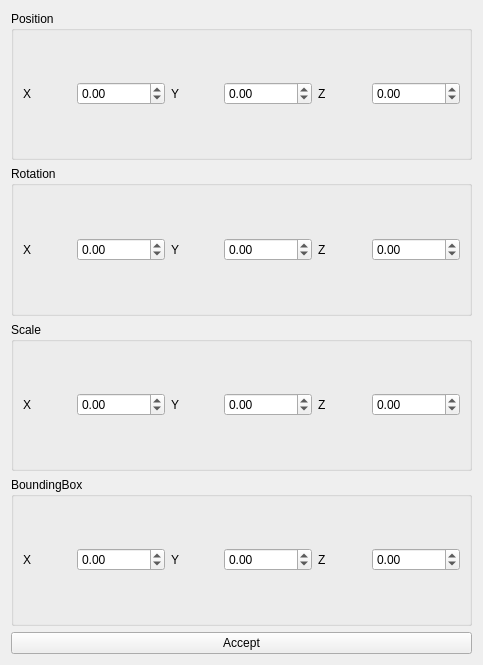
mcoder2014/LydiaLabExpPlugins, file LydiaLabExpPlugins/modeTransformation/TransformationWidget.ui: the form before one commit.
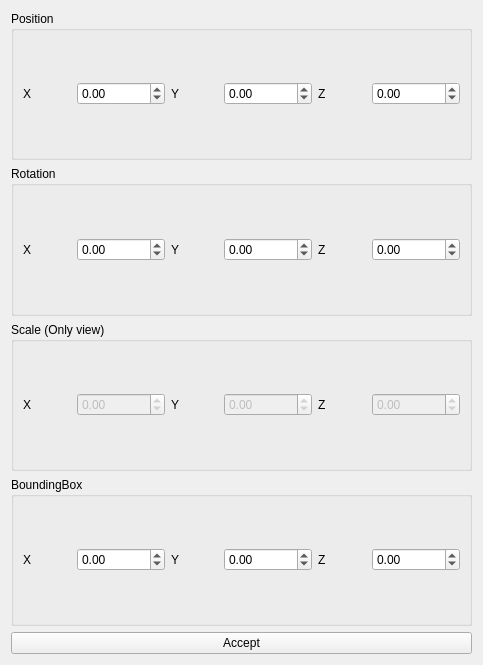
The form after the commit.

```diff
--- a/LydiaLabExpPlugins/modeTransformation/TransformationWidget.ui
+++ b/LydiaLabExpPlugins/modeTransformation/TransformationWidget.ui
@@ -158,7 +158,7 @@
    <item>
     <widget class="QGroupBox" name="groupBox1">
      <property name="title">
-      <string>Scale</string>
+      <string>Scale (Only view)</string>
      </property>
      <layout class="QHBoxLayout" name="horizontalLayout_2">
       <item>
@@ -170,6 +170,9 @@
       </item>
       <item>
        <widget class="QDoubleSpinBox" name="doubleSpinBoxScaleX">
+        <property name="enabled">
+         <bool>false</bool>
+        </property>
         <property name="minimum">
          <double>-1000000.000000000000000</double>
         </property>
@@ -190,6 +193,9 @@
       </item>
       <item>
        <widget class="QDoubleSpinBox" name="doubleSpinBoxScaleY">
+        <property name="enabled">
+         <bool>false</bool>
+        </property>
         <property name="minimum">
          <double>-1000000.000000000000000</double>
         </property>
@@ -210,6 +216,9 @@
       </item>
       <item>
        <widget class="QDoubleSpinBox" name="doubleSpinBoxScaleZ">
+        <property name="enabled">
+         <bool>false</bool>
+        </property>
         <property name="minimum">
          <double>-1000000.000000000000000</double>
         </property>
```
